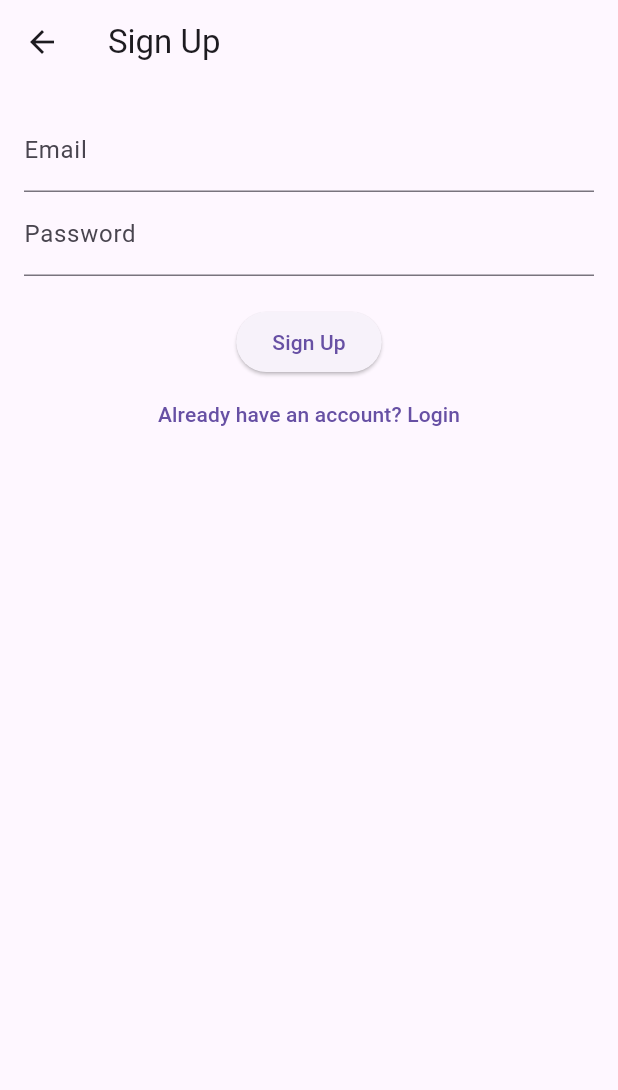
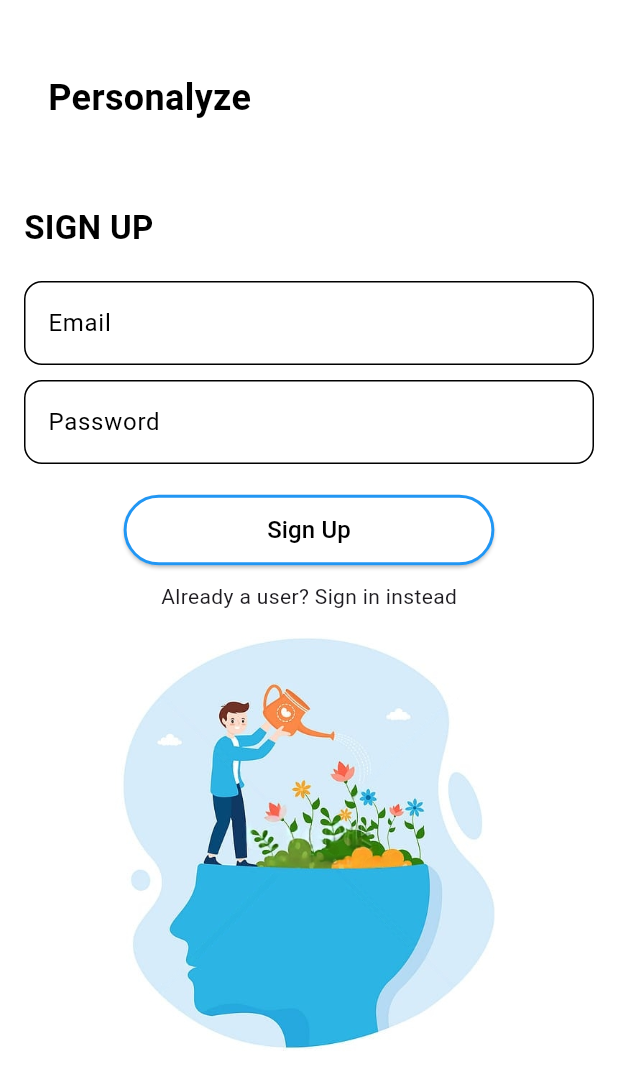
Before and after one commit to HariomTiwari404/personalyze, a Flutter app: the SignUpPage screen opened by its route, on a phone screen of 412 x 824 dp. Shown: the top 1090 px of the screen. Run offline on Flutter 3.47's test engine with Material 3 defaults, Android fonts, the phone set to English and light mode, and no system bars; our stand-ins replace camera, firebase_auth, firebase_core, flutter_gemini, speech_to_text; accounts and stored records are empty.

Commit message:
Refactor SignUpPage UI and enhance user experience with custom header and improved input handling

```diff
--- a/lib/main.dart
+++ b/lib/main.dart
@@ -4,6 +4,7 @@ import 'package:flutter/material.dart';
 import 'package:flutter_gemini/flutter_gemini.dart';
 import 'package:personlayze/firebase_options.dart';
 import 'package:personlayze/screens/HomePage.dart';
+import 'package:personlayze/widgets/CustomHeader.dart';
 
 Future<void> main() async {
   const apiKey = 'AIzaSyAv1SPDJs6-MnFOZjScR_x5j4KECvwsDAE';
@@ -93,7 +94,7 @@ class SignUpPage extends StatefulWidget {
   const SignUpPage({super.key});
 
   @override
-  _SignUpPageState createState() => _SignUpPageState();
+  State<SignUpPage> createState() => _SignUpPageState();
 }
 
 class _SignUpPageState extends State<SignUpPage> {
@@ -104,8 +105,8 @@ class _SignUpPageState extends State<SignUpPage> {
   void signUp() async {
     try {
       await _auth.createUserWithEmailAndPassword(
-        email: emailController.text,
-        password: passwordController.text,
+        email: emailController.text.trim(),
+        password: passwordController.text.trim(),
       );
       Navigator.pushReplacementNamed(context, '/home');
     } catch (e) {
@@ -118,26 +119,100 @@ class _SignUpPageState extends State<SignUpPage> {
   @override
   Widget build(BuildContext context) {
     return Scaffold(
-      appBar: AppBar(title: Text("Sign Up")),
-      body: Padding(
-        padding: EdgeInsets.all(16.0),
-        child: Column(
-          children: [
-            TextField(
-                controller: emailController,
-                decoration: InputDecoration(labelText: "Email")),
-            TextField(
-                controller: passwordController,
-                decoration: InputDecoration(labelText: "Password"),
-                obscureText: true),
-            SizedBox(height: 20),
-            ElevatedButton(onPressed: signUp, child: Text("Sign Up")),
-            TextButton(
-              onPressed: () => Navigator.pushNamed(context, '/login'),
-              child: Text("Already have an account? Login"),
+      backgroundColor: Colors.white,
+      body: Stack(
+        children: [
+          Padding(
+            padding: const EdgeInsets.only(top: 300.0),
+            child: Container(
+              decoration: BoxDecoration(
+                image: DecorationImage(
+                  image: AssetImage("assets/images/back.jpg"),
+                ),
+              ),
             ),
-          ],
+          ),
+          Padding(
+            padding: const EdgeInsets.symmetric(horizontal: 16, vertical: 24),
+            child: Column(
+              crossAxisAlignment: CrossAxisAlignment.start,
+              children: [
+                const CustomHeader(title: "Personalyze"),
+                const SizedBox(height: 30),
+                const Text(
+                  "SIGN UP",
+                  style: TextStyle(
+                    fontWeight: FontWeight.bold,
+                    fontSize: 22,
+                    color: Colors.black,
+                  ),
+                ),
+                const SizedBox(height: 20),
+                _buildTextField(emailController, "Email"),
+                const SizedBox(height: 10),
+                _buildTextField(passwordController, "Password",
+                    isPassword: true),
+                const SizedBox(height: 20),
+                Center(
+                  child: SizedBox(
+                    width: MediaQuery.of(context).size.width * 0.6,
+                    child: ElevatedButton(
+                      onPressed: signUp,
+                      style: ElevatedButton.styleFrom(
+                        backgroundColor: Colors.white,
+                        shape: RoundedRectangleBorder(
+                          borderRadius: BorderRadius.circular(25),
+                          side: BorderSide(color: Colors.blue, width: 2),
+                        ),
+                        padding: const EdgeInsets.symmetric(
+                            vertical: 12, horizontal: 20),
+                      ),
+                      child: Text(
+                        "Sign Up",
+                        style: TextStyle(fontSize: 16, color: Colors.black),
+                      ),
+                    ),
+                  ),
+                ),
+                const SizedBox(height: 10),
+                GestureDetector(
+                  onTap: () {
+                    Navigator.push(context,
+                        MaterialPageRoute(builder: (context) => LoginPage()));
+                  },
+                  child: Center(child: Text("Already a user? Sign in instead")),
+                ),
+              ],
+            ),
+          ),
+        ],
+      ),
+    );
+  }
+
+  Widget _buildTextField(TextEditingController controller, String label,
+      {bool isPassword = false}) {
+    return TextField(
+      controller: controller,
+      obscureText: isPassword,
+      style: const TextStyle(color: Colors.black),
+      decoration: InputDecoration(
+        labelText: label,
+        labelStyle: const TextStyle(color: Colors.black),
+        border: OutlineInputBorder(
+          borderRadius: BorderRadius.circular(12),
+          borderSide: const BorderSide(color: Colors.black),
         ),
+        enabledBorder: OutlineInputBorder(
+          borderRadius: BorderRadius.circular(12),
+          borderSide: const BorderSide(color: Colors.black),
+        ),
+        focusedBorder: OutlineInputBorder(
+          borderRadius: BorderRadius.circular(12),
+          borderSide: const BorderSide(color: Colors.black),
+        ),
+        filled: true,
+        fillColor: Colors.white.withOpacity(0.2),
       ),
     );
   }
```
Also changed, not shown: assets/images/back.jpg (added), 1 other file.
